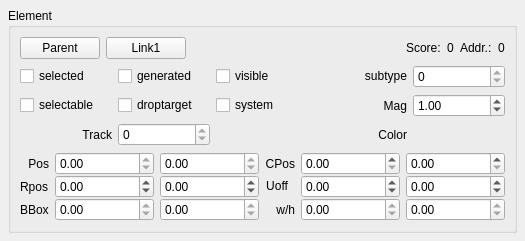
This is mscore/mscore/element.ui in musescore/musescore-old as Qt 5 draws it before an edit. The edited form follows.
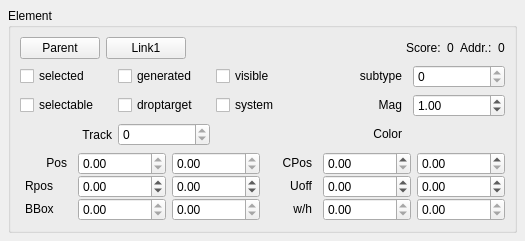
This is the edited form. Custom widgets are drawn as their Qt base class.

Patch:
```diff
--- a/mscore/mscore/element.ui
+++ b/mscore/mscore/element.ui
@@ -141,7 +141,7 @@
         <item row="0" column="5">
          <widget class="QLabel" name="label_4">
           <property name="sizePolicy">
-           <sizepolicy hsizetype="Minimum" vsizetype="Fixed">
+           <sizepolicy hsizetype="Preferred" vsizetype="Fixed">
             <horstretch>0</horstretch>
             <verstretch>0</verstretch>
            </sizepolicy>
@@ -155,6 +155,9 @@
           <property name="alignment">
            <set>Qt::AlignRight</set>
           </property>
+          <property name="indent">
+           <number>5</number>
+          </property>
          </widget>
         </item>
         <item row="0" column="6">
@@ -224,6 +227,12 @@
         </item>
         <item row="1" column="5">
          <widget class="QLabel" name="label_11">
+          <property name="sizePolicy">
+           <sizepolicy hsizetype="Preferred" vsizetype="Fixed">
+            <horstretch>0</horstretch>
+            <verstretch>0</verstretch>
+           </sizepolicy>
+          </property>
           <property name="toolTip">
            <string notr="true"/>
           </property>
@@ -233,6 +242,9 @@
           <property name="alignment">
            <set>Qt::AlignRight|Qt::AlignTrailing|Qt::AlignVCenter</set>
           </property>
+          <property name="indent">
+           <number>5</number>
+          </property>
          </widget>
         </item>
         <item row="2" column="2">
@@ -275,6 +287,12 @@
         </item>
         <item row="2" column="5">
          <widget class="QLabel" name="label_3">
+          <property name="sizePolicy">
+           <sizepolicy hsizetype="Preferred" vsizetype="Fixed">
+            <horstretch>0</horstretch>
+            <verstretch>0</verstretch>
+           </sizepolicy>
+          </property>
           <property name="toolTip">
            <string notr="true"/>
           </property>
@@ -287,6 +305,9 @@
           <property name="alignment">
            <set>Qt::AlignRight|Qt::AlignTrailing|Qt::AlignVCenter</set>
           </property>
+          <property name="indent">
+           <number>5</number>
+          </property>
          </widget>
         </item>
         <item row="2" column="6">
@@ -311,6 +332,12 @@
         </property>
         <item row="0" column="0">
          <widget class="QLabel" name="label_5">
+          <property name="sizePolicy">
+           <sizepolicy hsizetype="Preferred" vsizetype="Fixed">
+            <horstretch>0</horstretch>
+            <verstretch>0</verstretch>
+           </sizepolicy>
+          </property>
           <property name="text">
            <string notr="true" comment="do not translate">Pos</string>
           </property>
@@ -320,6 +347,9 @@
           <property name="alignment">
            <set>Qt::AlignRight|Qt::AlignTrailing|Qt::AlignVCenter</set>
           </property>
+          <property name="indent">
+           <number>5</number>
+          </property>
          </widget>
         </item>
         <item row="0" column="1">
@@ -363,7 +393,7 @@
         <item row="3" column="0">
          <widget class="QLabel" name="label_7">
           <property name="sizePolicy">
-           <sizepolicy hsizetype="Maximum" vsizetype="Preferred">
+           <sizepolicy hsizetype="Preferred" vsizetype="Fixed">
             <horstretch>0</horstretch>
             <verstretch>0</verstretch>
            </sizepolicy>
@@ -374,6 +404,9 @@
           <property name="textFormat">
            <enum>Qt::PlainText</enum>
           </property>
+          <property name="indent">
+           <number>5</number>
+          </property>
          </widget>
         </item>
         <item row="3" column="1">
@@ -536,15 +569,24 @@
         </item>
         <item row="1" column="0">
          <widget class="QLabel" name="label_8">
+          <property name="sizePolicy">
+           <sizepolicy hsizetype="Preferred" vsizetype="Fixed">
+            <horstretch>0</horstretch>
+            <verstretch>0</verstretch>
+           </sizepolicy>
+          </property>
           <property name="text">
            <string notr="true">Rpos</string>
           </property>
+          <property name="indent">
+           <number>5</number>
+          </property>
          </widget>
         </item>
         <item row="1" column="3">
          <widget class="QLabel" name="label_10">
           <property name="sizePolicy">
-           <sizepolicy hsizetype="Fixed" vsizetype="Fixed">
+           <sizepolicy hsizetype="Preferred" vsizetype="Fixed">
             <horstretch>0</horstretch>
             <verstretch>0</verstretch>
            </sizepolicy>
@@ -555,6 +597,9 @@
           <property name="alignment">
            <set>Qt::AlignRight|Qt::AlignTrailing|Qt::AlignVCenter</set>
           </property>
+          <property name="indent">
+           <number>5</number>
+          </property>
          </widget>
         </item>
         <item row="1" column="4">
@@ -609,22 +654,40 @@
         </item>
         <item row="0" column="3">
          <widget class="QLabel" name="label_2">
+          <property name="sizePolicy">
+           <sizepolicy hsizetype="Preferred" vsizetype="Fixed">
+            <horstretch>0</horstretch>
+            <verstretch>0</verstretch>
+           </sizepolicy>
+          </property>
           <property name="text">
            <string notr="true">CPos</string>
           </property>
           <property name="alignment">
            <set>Qt::AlignRight|Qt::AlignTrailing|Qt::AlignVCenter</set>
           </property>
+          <property name="indent">
+           <number>5</number>
+          </property>
          </widget>
         </item>
         <item row="3" column="3">
          <widget class="QLabel" name="label_6">
+          <property name="sizePolicy">
+           <sizepolicy hsizetype="Preferred" vsizetype="Fixed">
+            <horstretch>0</horstretch>
+            <verstretch>0</verstretch>
+           </sizepolicy>
+          </property>
           <property name="text">
            <string notr="true">w/h</string>
           </property>
           <property name="alignment">
            <set>Qt::AlignRight|Qt::AlignTrailing|Qt::AlignVCenter</set>
           </property>
+          <property name="indent">
+           <number>5</number>
+          </property>
          </widget>
         </item>
        </layout>
```
